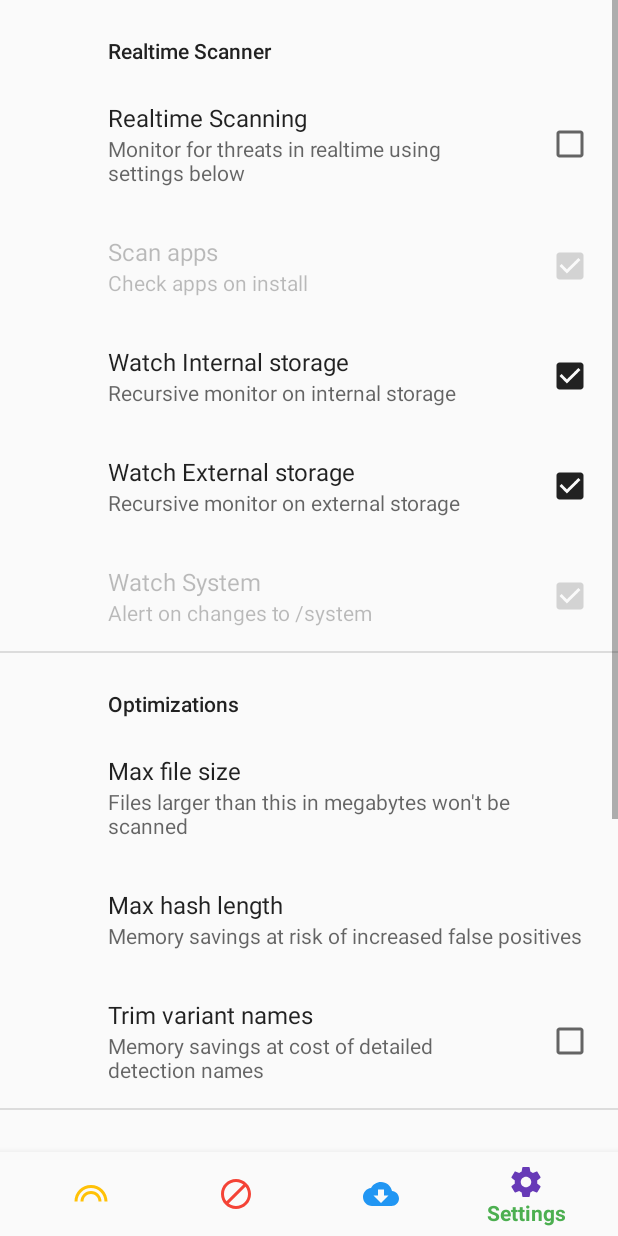
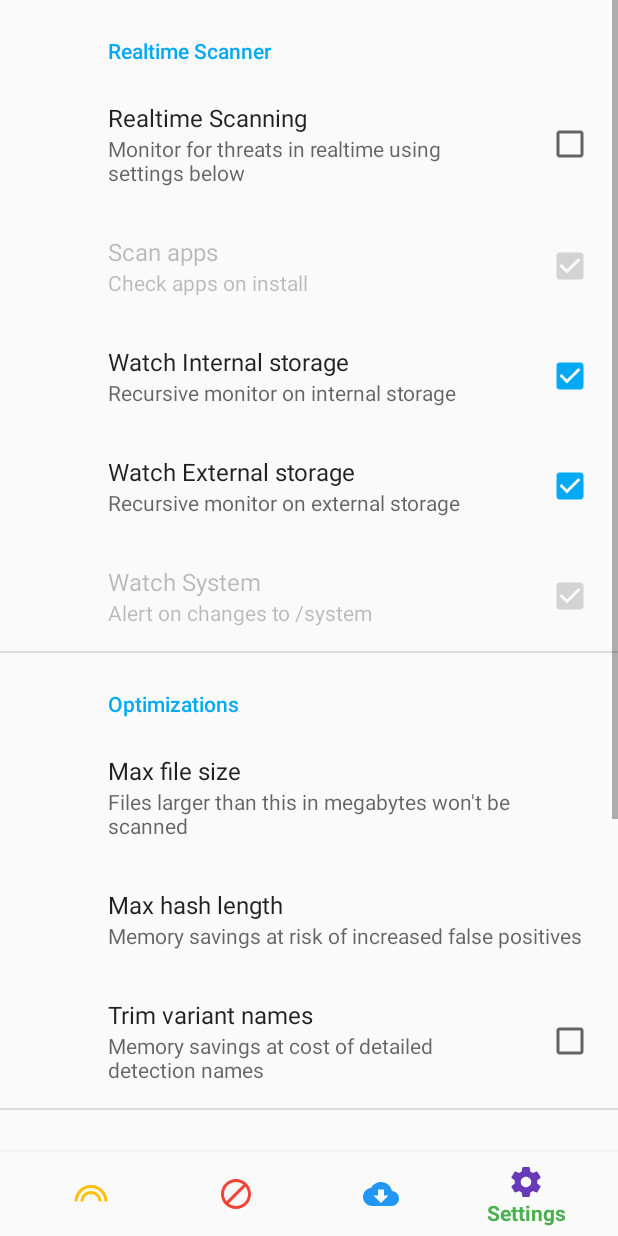
Before and after one commit to Divested-Mobile/Hypatia, an Android app: the screen it shows after launch (MainActivity), item 4 of the bottom bar chosen, on a phone screen of 412 x 824 dp. Run offline under Robolectric (Android 15) with nearby library versions, the phone set to English and light mode, and no system bars; our stand-ins replace androidx.preference.

Commit message:
Night mode support

```diff
--- a/app/src/main/java/us/spotco/malwarescanner/MainActivity.java
+++ b/app/src/main/java/us/spotco/malwarescanner/MainActivity.java
@@ -22,6 +22,7 @@ import android.content.pm.PackageManager;
 import android.os.Bundle;
 import androidx.annotation.NonNull;
 import com.google.android.material.bottomnavigation.BottomNavigationView;
+import androidx.appcompat.app.AppCompatDelegate;
 import androidx.core.app.ActivityCompat;
 import androidx.fragment.app.Fragment;
 import androidx.fragment.app.FragmentActivity;
@@ -42,6 +43,7 @@ public class MainActivity extends FragmentActivity {
     @Override
     protected void onCreate(Bundle savedInstanceState) {
         super.onCreate(savedInstanceState);
+	AppCompatDelegate.setDefaultNightMode(AppCompatDelegate.MODE_NIGHT_FOLLOW_SYSTEM);
         setContentView(R.layout.activity_main);
 
         BottomNavigationView navigation = findViewById(R.id.navigation);
--- a/app/src/main/res/values/colors.xml
+++ b/app/src/main/res/values/colors.xml
@@ -1,6 +1,5 @@
 <?xml version="1.0" encoding="utf-8"?>
 <resources>
     <color name="colorPrimary">#4CAF50</color>
-    <color name="colorPrimaryDark">#212121</color>
-    <color name="colorAccent">#212121</color>
+    <color name="light_blue">#03a9f4</color>
 </resources>
--- a/app/src/main/res/values/styles.xml
+++ b/app/src/main/res/values/styles.xml
@@ -1,11 +1,11 @@
 <resources>
 
     <!-- Base application theme. -->
-    <style name="AppTheme" parent="Theme.AppCompat.Light.DarkActionBar">
+    <style name="AppTheme" parent="Theme.AppCompat.DayNight.DarkActionBar">
         <!-- Customize your theme here. -->
         <item name="colorPrimary">@color/colorPrimary</item>
-        <item name="colorPrimaryDark">@color/colorPrimaryDark</item>
-        <item name="colorAccent">@color/colorAccent</item>
+        <item name="colorPrimaryDark">@color/colorPrimary</item>
+        <item name="colorAccent">@color/light_blue</item>
         <item name="preferenceTheme">@style/PreferenceThemeOverlay</item>
     </style>
 
@@ -14,8 +14,8 @@
         <item name="windowNoTitle">true</item>
     </style>
 
-    <style name="AppTheme.AppBarOverlay" parent="ThemeOverlay.AppCompat.Dark.ActionBar" />
+    <style name="AppTheme.AppBarOverlay" parent="ThemeOverlay.AppCompat.DayNight.ActionBar" />
 
-    <style name="AppTheme.PopupOverlay" parent="ThemeOverlay.AppCompat.Light" />
+    <style name="AppTheme.PopupOverlay" parent="ThemeOverlay.AppCompat.DayNight" />
 
 </resources>
```
